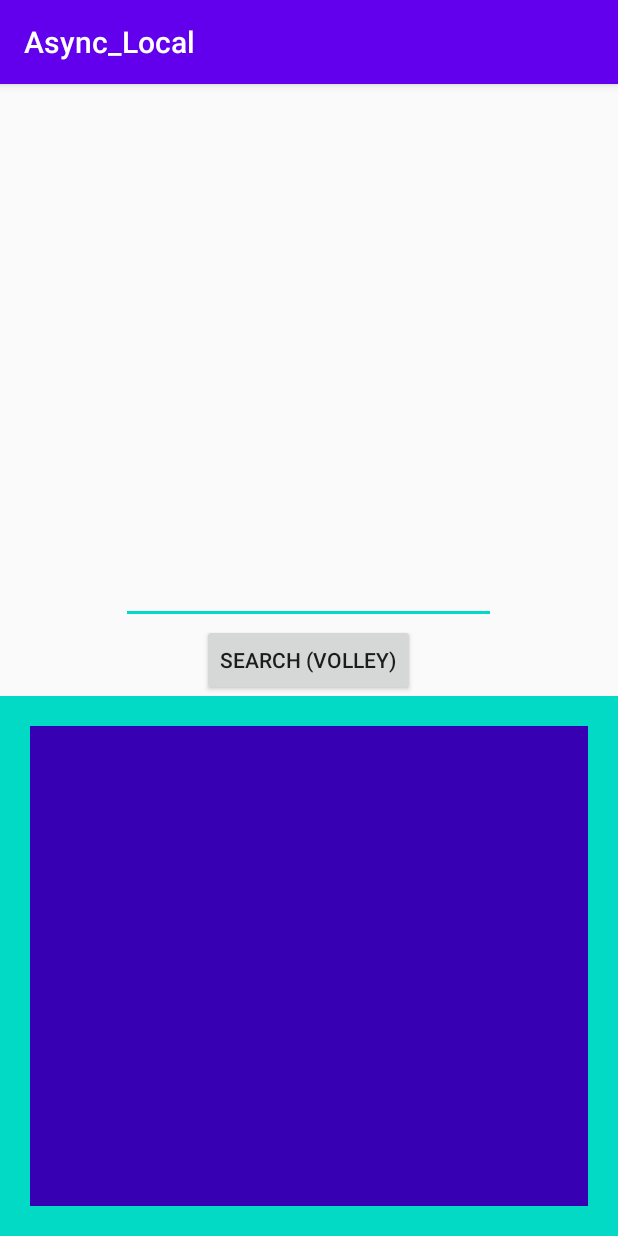
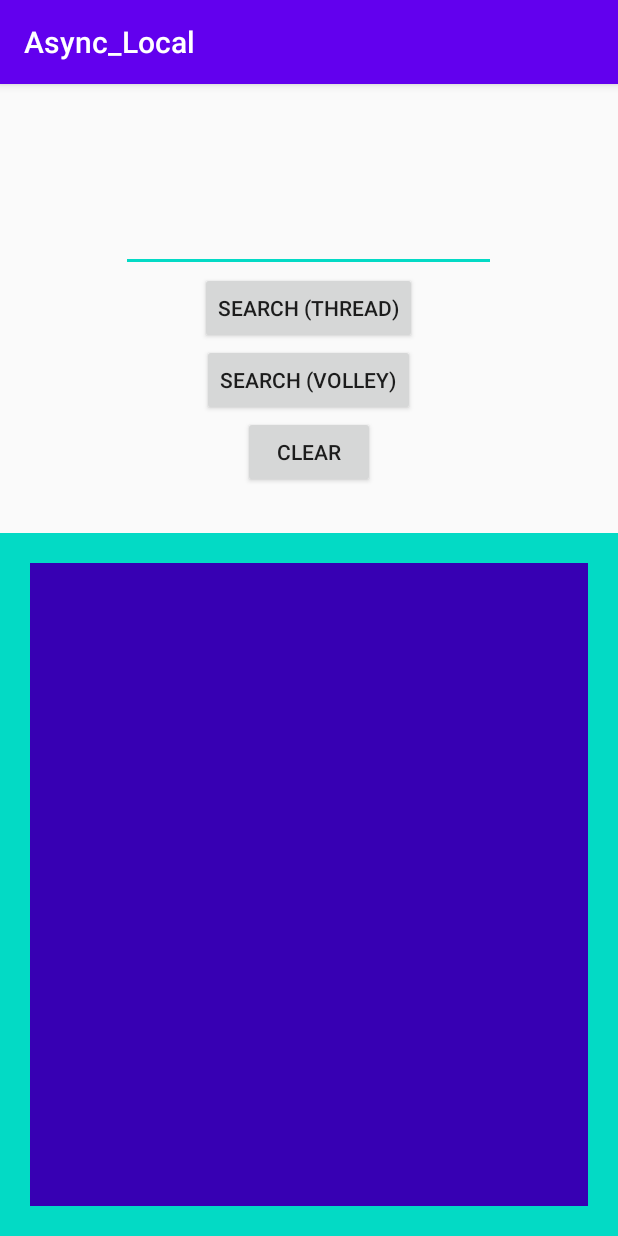
Before and after one commit to xizsmin/Async_Local, an Android app: the screen it shows after launch (MainActivity), on a phone screen of 412 x 824 dp. Run offline under Robolectric (Android 15) with nearby library versions, the phone set to English and light mode, and no system bars; our stand-ins replace Volley.

Commit message:
[MainActivity.kt]  - HttpURLConnection on Thread  - runOnUiThread to update TextView
[activity_main.xml]
 - Added clear button to reset the content
 - Realigned buttons with edittext

```diff
--- a/app/src/main/res/layout/activity_main.xml
+++ b/app/src/main/res/layout/activity_main.xml
@@ -10,27 +10,43 @@
         android:layout_width="250dp"
         android:layout_height="wrap_content"
         android:layout_centerHorizontal="true"
-        android:layout_above="@+id/button_request_volley"/>
+        android:layout_marginTop="80dp"/>
+
+    <Button
+        android:id="@+id/button_request_thread"
+        android:layout_width="wrap_content"
+        android:layout_height="wrap_content"
+        android:layout_below="@+id/edittext_address"
+        android:layout_centerHorizontal="true"
+        android:text="Search (Thread)"/>
+
 
     <Button
         android:id="@+id/button_request_volley"
         android:layout_width="wrap_content"
         android:layout_height="wrap_content"
         android:layout_centerHorizontal="true"
-        android:layout_centerVertical="true"
-        android:text="Search (Volley)"
-        app:layout_constraintBottom_toBottomOf="parent"
-        app:layout_constraintLeft_toLeftOf="parent"
-        app:layout_constraintRight_toRightOf="parent"
-        app:layout_constraintTop_toTopOf="parent" />
+        android:layout_below="@+id/button_request_thread"
+        android:text="Search (Volley)"/>
+
+    <Button
+        android:id="@+id/button_clear"
+        android:layout_width="wrap_content"
+        android:layout_height="wrap_content"
+        android:layout_centerHorizontal="true"
+        android:text="Clear"
+        android:layout_below="@+id/button_request_volley"/>
 
     <RelativeLayout
+        android:id="@+id/layout_result"
         android:layout_width="wrap_content"
         android:layout_height="match_parent"
+        android:layout_marginTop="30dp"
         android:background="@color/colorAccent"
-        android:layout_below="@+id/button_request_volley">
+        android:layout_below="@+id/button_clear">
 
         <ScrollView
+            android:id="@+id/layout_scrollview"
             android:background="@color/colorPrimaryDark"
             android:layout_width="match_parent"
             android:layout_height="match_parent"
@@ -45,6 +61,8 @@
                 android:layout_width="wrap_content"
                 android:layout_height="wrap_content"/>
         </ScrollView>
+
     </RelativeLayout>
 
+
 </RelativeLayout>
```
Also changed, not shown: app/src/main/java/com/example/async_local/MainActivity.kt (+40 -2 lines).
